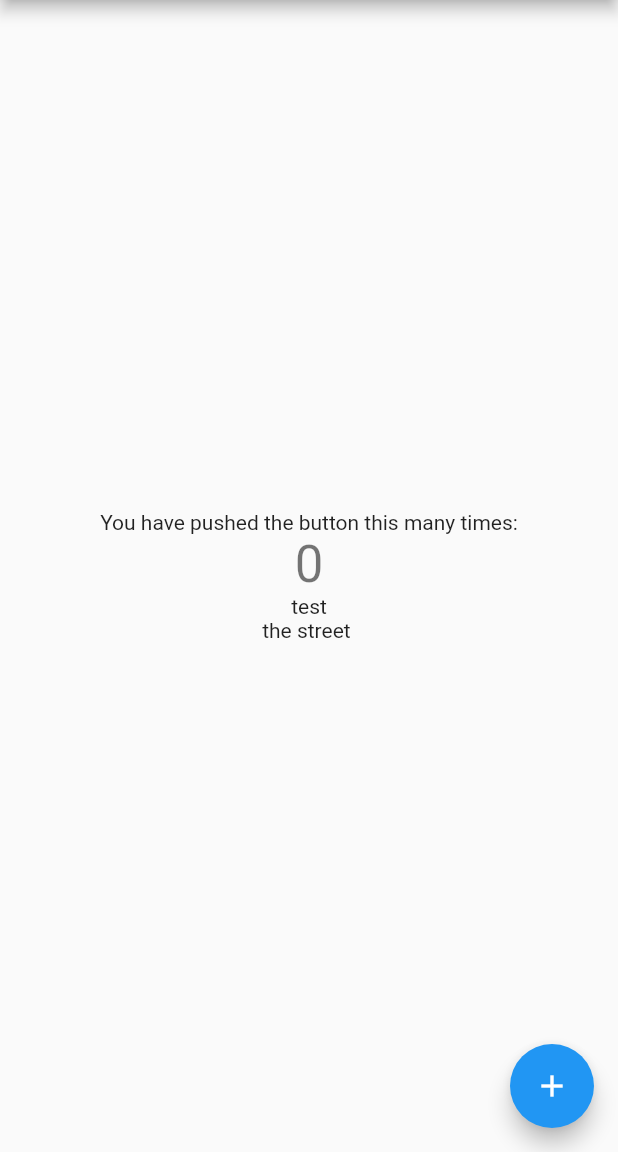
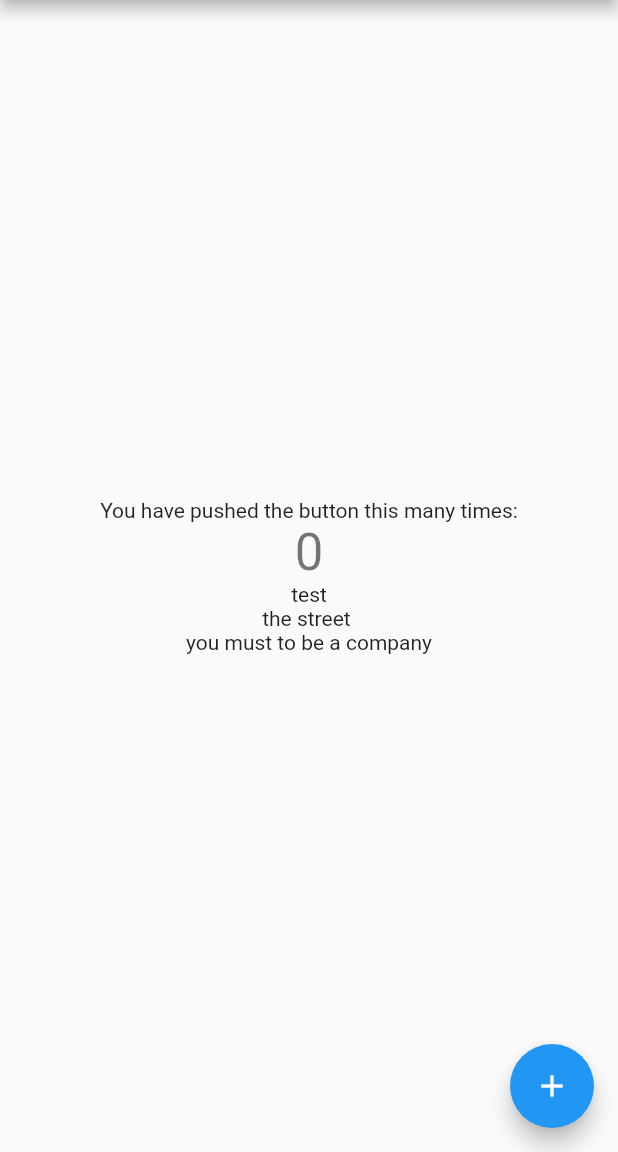
Before and after one commit to uthaitip/testthebbb, a Flutter app: the screen it shows after launch, on a phone screen of 412 x 824 dp, the part 84-1236 px from its top. Run offline on Flutter 3.47's test engine with Material 2 defaults, Android fonts, the phone set to English and light mode, and no system bars.

Commit message:
commit test

```diff
--- a/lib/test.dart
+++ b/lib/test.dart
@@ -12,6 +12,7 @@ class Test extends StatelessWidget {
         children: const[
           Text('test'),
           Text('the street '),
+          Text('you must to be a company')
         ],
       ),
     );
```
